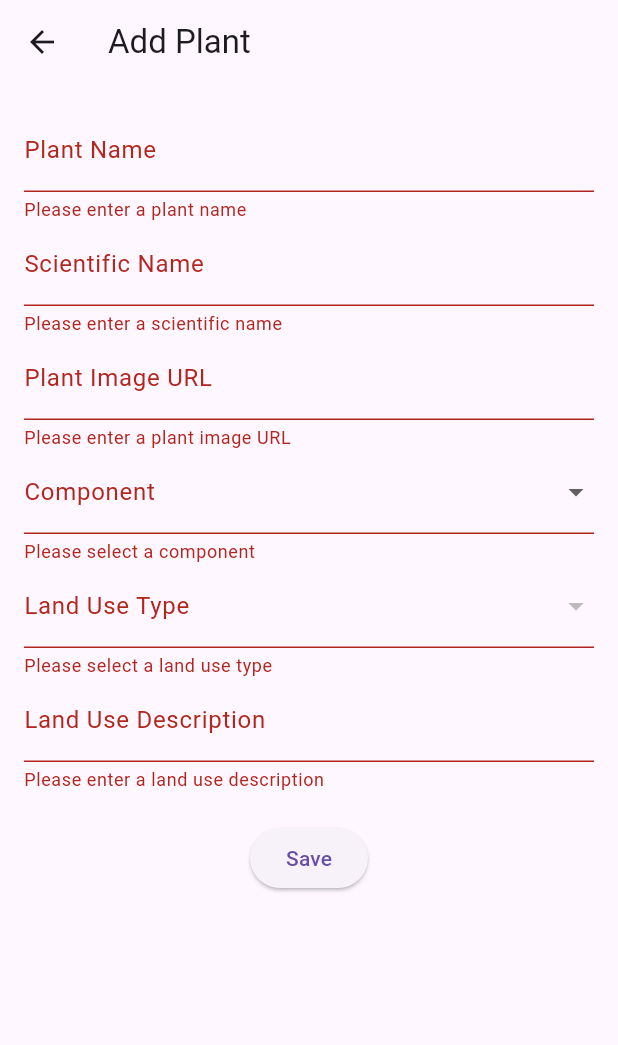
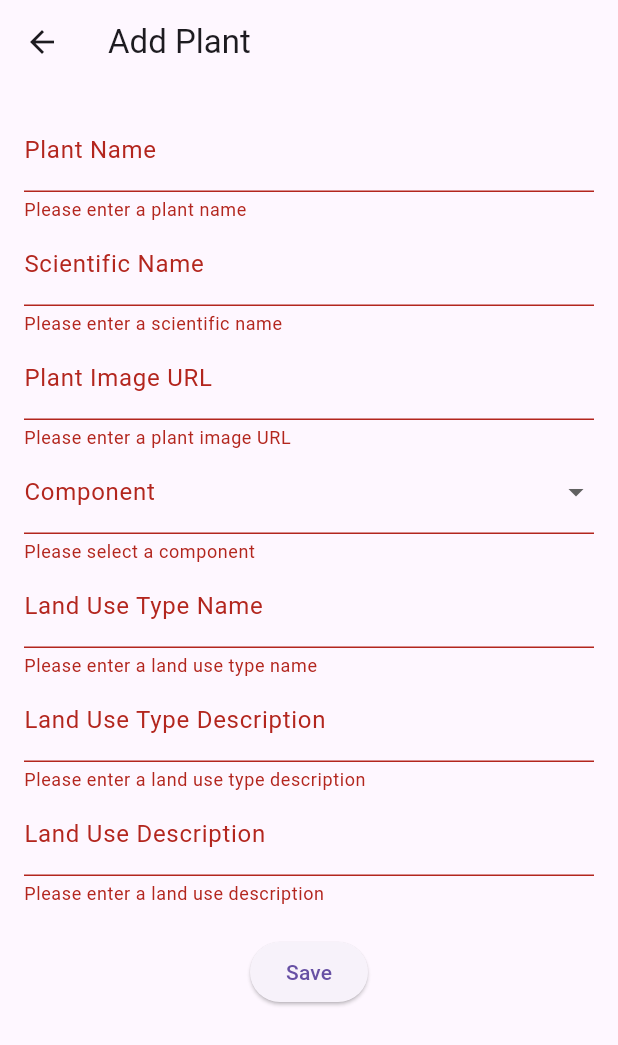
Before and after one commit to Fah4664/final65107690, a Flutter app: the AddPlantScreen screen opened directly, after a tap on "Save", on a phone screen of 412 x 824 dp. Shown: the top 1045 px of the screen. Run offline on Flutter 3.47's test engine with Material 3 defaults, Android fonts, the phone set to English and light mode, and no system bars; our stand-ins replace sqflite; accounts and stored records are empty.

Commit message:
Update add_plant_screen.dart

```diff
--- a/lib/screens/add_plant_screen.dart
+++ b/lib/screens/add_plant_screen.dart
@@ -12,19 +12,18 @@ class _AddPlantScreenState extends State<AddPlantScreen> {
   final TextEditingController _plantScientificController = TextEditingController();
   final TextEditingController _plantImageController = TextEditingController();
   final TextEditingController _landUseDescriptionController = TextEditingController();
+  final TextEditingController _landUseTypeNameController = TextEditingController(); // เพิ่มสำหรับ LandUseTypeName
+  final TextEditingController _landUseTypeDescriptionController = TextEditingController();
 
   String? _selectedComponent;
-  String? _selectedLandUseType;
-  String? _landUseTypeDescription;
+
 
   List<Map<String, dynamic>> _components = [];
-  List<Map<String, dynamic>> _landUseTypes = [];
 
   @override
   void initState() {
     super.initState();
     _loadComponents();
-    _loadLandUseTypes();
   }
 
   Future<void> _loadComponents() async {
@@ -32,14 +31,6 @@ class _AddPlantScreenState extends State<AddPlantScreen> {
     final components = await db.database.then((db) => db.query('plantComponent'));
     setState(() {
       _components = components;
-    });
-  }
-
-  Future<void> _loadLandUseTypes() async {
-    final db = DatabaseHelper();
-    final landUseTypes = await db.database.then((db) => db.query('LandUseType'));
-    setState(() {
-      _landUseTypes = landUseTypes;
     });
   }
 
@@ -51,23 +42,12 @@ class _AddPlantScreenState extends State<AddPlantScreen> {
         landUseDescription: _landUseDescriptionController.text,
         plantImage: _plantImageController.text,
         componentName: _selectedComponent ?? '',
-        landUseTypeName: _selectedLandUseType ?? '',
+        landUseTypeName: _landUseTypeNameController.text,
+        landUseTypeDescription: _landUseTypeDescriptionController.text,
       ).then((_) {
         Navigator.pop(context, true); // กลับไปที่หน้าโฮมหลังจากบันทึกข้อมูล
-        // อาจต้องเรียก setState() ในหน้าจอหลักเพื่ออัปเดตข้อมูลที่แสดง
       });
     }
-  }
-
-  void _onLandUseTypeSelected(String? value) {
-    setState(() {
-      _selectedLandUseType = value;
-      // ค้นหาคำอธิบายจากฐานข้อมูล
-      final selectedType = _landUseTypes.firstWhere(
-          (type) => type['LandUseTypeName'] == value,
-          orElse: () => {});
-      _landUseTypeDescription = selectedType.isNotEmpty ? selectedType['LandUseTypeDescription'] : null;
-    });
   }
 
   @override
@@ -110,22 +90,16 @@ class _AddPlantScreenState extends State<AddPlantScreen> {
                 },
                 validator: (value) => value == null ? 'Please select a component' : null,
               ),
-              DropdownButtonFormField<String>(
-                decoration: InputDecoration(labelText: 'Land Use Type'),
-                items: _landUseTypes.map((type) {
-                  return DropdownMenuItem<String>(
-                    value: type['LandUseTypeName'],
-                    child: Text(type['LandUseTypeName']),
-                  );
-                }).toList(),
-                onChanged: _onLandUseTypeSelected,
-                validator: (value) => value == null ? 'Please select a land use type' : null,
+              TextFormField(
+                controller: _landUseTypeNameController,
+                decoration: InputDecoration(labelText: 'Land Use Type Name'),
+                validator: (value) => value!.isEmpty ? 'Please enter a land use type name' : null,
               ),
-              if (_landUseTypeDescription != null)
-                Padding(
-                  padding: const EdgeInsets.symmetric(vertical: 8.0),
-                  child: Text('Description: $_landUseTypeDescription'),
-                ),
+              TextFormField(
+                controller: _landUseTypeDescriptionController,
+                decoration: InputDecoration(labelText: 'Land Use Type Description'),
+                validator: (value) => value!.isEmpty ? 'Please enter a land use type description' : null,
+              ),
               TextFormField(
                 controller: _landUseDescriptionController,
                 decoration: InputDecoration(labelText: 'Land Use Description'),
```
